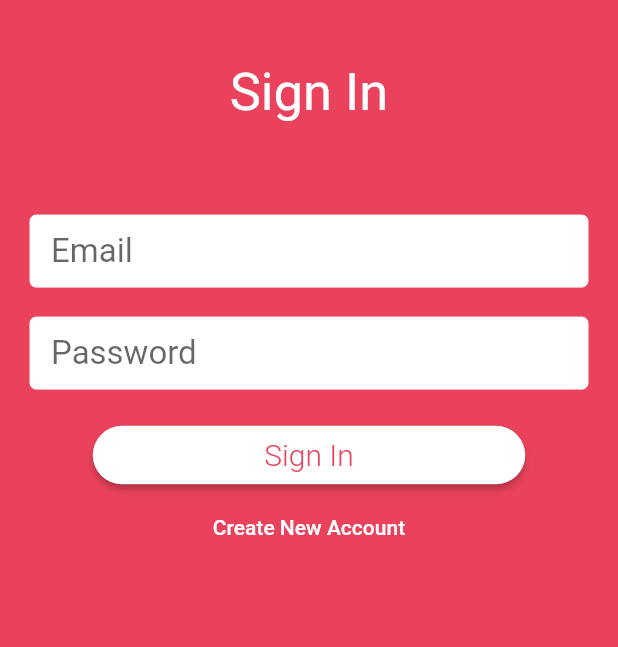
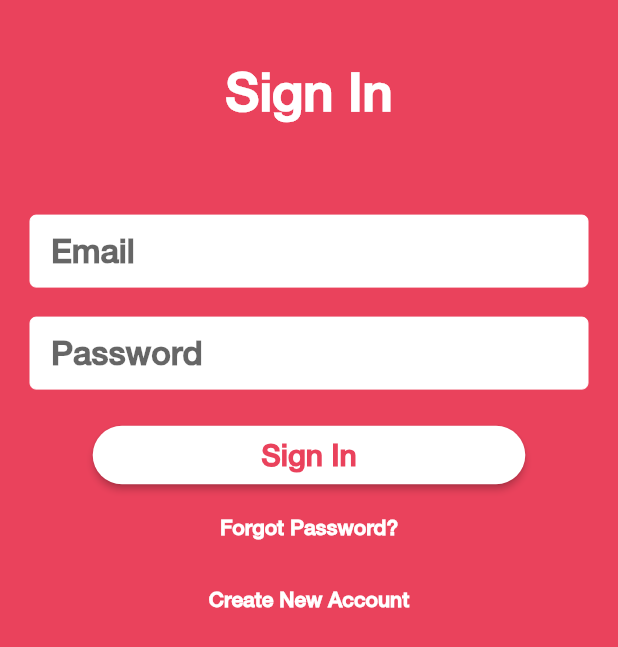
Before and after one commit to aaniish/SmartMS3, a Flutter app: the screen it shows after launch, after a tap on "Sign In", on a phone screen of 412 x 824 dp. Shown: the top 647 px of the screen. Run offline on Flutter 3.47's test engine with Material 2 defaults, Android fonts, the light colour scheme and no system bars; drawn by our look-alikes of auto_size_text; our stand-ins replace clay_containers, cloud_firestore, firebase_auth, fl_chart, flutter_blue; missing offline and left inert: date_time_format, flutter_rounded_progress_bar, oscilloscope; accounts and stored records are empty.

Commit message:
update pages

```diff
--- a/lib/pages/authentication/First_View.dart
+++ b/lib/pages/authentication/First_View.dart
@@ -23,7 +23,12 @@ class FirstView extends StatelessWidget {
                 SizedBox(height: _height * 0.10),
                 Text(
                   "Welcome",
-                  style: TextStyle(fontSize: 44, color: Colors.white),
+                  style: TextStyle(
+                    fontSize: 44,
+                    color: Colors.white,
+                    fontFamily: 'HelveticaNeue',
+                    fontWeight: FontWeight.bold,
+                  ),
                 ),
                 SizedBox(height: _height * 0.10),
                 SizedBox(height: _height * 0.15),
@@ -39,7 +44,8 @@ class FirstView extends StatelessWidget {
                       style: TextStyle(
                         color: primaryColor,
                         fontSize: 28,
-                        fontWeight: FontWeight.w300,
+                        fontFamily: 'HelveticaNeue',
+                        fontWeight: FontWeight.bold,
                       ),
                     ),
                   ),
@@ -62,7 +68,12 @@ class FirstView extends StatelessWidget {
                 FlatButton(
                   child: Text(
                     "Sign In",
-                    style: TextStyle(color: Colors.white, fontSize: 25),
+                    style: TextStyle(
+                      color: Colors.white,
+                      fontSize: 25,
+                      fontFamily: 'HelveticaNeue',
+                      fontWeight: FontWeight.bold,
+                    ),
                   ),
                   onPressed: () {
                     Navigator.of(context).pushReplacementNamed('/signIn');
--- a/lib/pages/authentication/sign_up_view.dart
+++ b/lib/pages/authentication/sign_up_view.dart
@@ -3,11 +3,10 @@ import 'package:smart_ms3/services/auth_service.dart';
 import 'package:auto_size_text/auto_size_text.dart';
 import 'package:smart_ms3/widgets/provider_widget.dart';
 
-
 // TODO move this to tone location
 final primaryColor = const Color(0xFFEA425C);
 
-enum AuthFormType { signIn, signUp }
+enum AuthFormType { signIn, signUp, reset }
 
 class SignUpView extends StatefulWidget {
   final AuthFormType authFormType;
@@ -25,7 +24,7 @@ class _SignUpViewState extends State<SignUpView> {
   _SignUpViewState({this.authFormType});
 
   final formKey = GlobalKey<FormState>();
-  String _email, _password, _name;
+  String _email, _password, _name, _error;
 
   void switchFormState(String state) {
     formKey.currentState.reset();
@@ -40,22 +39,43 @@ class _SignUpViewState extends State<SignUpView> {
     }
   }
 
-  void submit() async {
+  bool validate() {
     final form = formKey.currentState;
     form.save();
+    if (form.validate()) {
+      form.save();
+      return true;
+    } else {
+      return false;
+    }
+  }
+
+  void submit() async {
+    if (validate()) {
       try {
         final auth = Provider.of(context).auth;
-      if(authFormType == AuthFormType.signIn) {
+        if (authFormType == AuthFormType.signIn) {
           String uid = await auth.signInWithEmailAndPassword(_email, _password);
           print("Signed In with ID $uid");
           Navigator.of(context).pushReplacementNamed('/home');
+        } else if (authFormType == AuthFormType.reset) {
+          await auth.sendPasswordResetEmail(_email);
+          print("Password reset email sent");
+          _error = "A password reset link has been sent to $_email";
+          setState(() {
+            authFormType = AuthFormType.signIn;
+          });
         } else {
-        String uid = await auth.createUserWithEmailAndPassword(_email, _password, _name);
+          String uid = await auth.createUserWithEmailAndPassword(
+              _email, _password, _name);
           print("Signed up with New ID $uid");
           Navigator.of(context).pushReplacementNamed('/home');
         }
       } catch (e) {
-      print (e);
+        setState(() {
+          _error = e.message;
+        });
+      }
     }
   }
 
@@ -65,6 +85,7 @@ class _SignUpViewState extends State<SignUpView> {
     final _height = MediaQuery.of(context).size.height;
 
     return Scaffold(
+      resizeToAvoidBottomInset: false,
       body: Container(
         color: primaryColor,
         height: _height,
@@ -72,7 +93,9 @@ class _SignUpViewState extends State<SignUpView> {
         child: SafeArea(
           child: Column(
             children: <Widget>[
-              SizedBox(height: _height * 0.05),
+              SizedBox(height: _height * 0.025),
+              showAlert(),
+              SizedBox(height: _height * 0.025),
               buildHeaderText(),
               SizedBox(height: _height * 0.05),
               Padding(
@@ -91,10 +114,50 @@ class _SignUpViewState extends State<SignUpView> {
     );
   }
 
+  Widget showAlert() {
+    if (_error != null) {
+      return Container(
+        color: Colors.amberAccent,
+        width: double.infinity,
+        padding: EdgeInsets.all(8.0),
+        child: Row(
+          children: <Widget>[
+            Padding(
+              padding: const EdgeInsets.only(right: 8.0),
+              child: Icon(Icons.error_outline),
+            ),
+            Expanded(
+              child: AutoSizeText(
+                _error,
+                maxLines: 3,
+              ),
+            ),
+            Padding(
+              padding: const EdgeInsets.only(left: 8.0),
+              child: IconButton(
+                icon: Icon(Icons.close),
+                onPressed: () {
+                  setState(() {
+                    _error = null;
+                  });
+                },
+              ),
+            )
+          ],
+        ),
+      );
+    }
+    return SizedBox(
+      height: 0,
+    );
+  }
+
   AutoSizeText buildHeaderText() {
     String _headerText;
     if (authFormType == AuthFormType.signUp) {
       _headerText = "Create New Account";
+    } else if(authFormType == AuthFormType.reset) {
+      _headerText = "Reset Password";
     } else {
       _headerText = "Sign In";
     }
@@ -105,6 +168,8 @@ class _SignUpViewState extends State<SignUpView> {
       style: TextStyle(
         fontSize: 35,
         color: Colors.white,
+        fontFamily: 'HelveticaNeue',
+        fontWeight: FontWeight.bold,
       ),
     );
   }
@@ -112,11 +177,33 @@ class _SignUpViewState extends State<SignUpView> {
   List<Widget> buildInputs() {
     List<Widget> textFields = [];
 
+    if (authFormType == AuthFormType.reset) {
+      textFields.add(
+        TextFormField(
+          validator: EmailValidator.validate,
+          style: TextStyle(
+            fontSize: 22.0,
+            fontFamily: 'HelveticaNeue',
+            fontWeight: FontWeight.bold,
+          ),
+          decoration: buildSignUpInputDecoration("Email"),
+          onSaved: (value) => _email = value,
+        ),
+      );
+      textFields.add(SizedBox(height: 20));
+      return textFields;
+    }
+
     // if were in the sign up state add name
     if (authFormType == AuthFormType.signUp) {
       textFields.add(
         TextFormField(
-          style: TextStyle(fontSize: 22.0),
+          validator: NameValidator.validate,
+          style: TextStyle(
+            fontSize: 22.0,
+            fontFamily: 'HelveticaNeue',
+            fontWeight: FontWeight.bold,
+          ),
           decoration: buildSignUpInputDecoration("Name"),
           onSaved: (value) => _name = value,
         ),
@@ -127,7 +214,12 @@ class _SignUpViewState extends State<SignUpView> {
     // add email & password
     textFields.add(
       TextFormField(
-        style: TextStyle(fontSize: 22.0),
+        validator: EmailValidator.validate,
+        style: TextStyle(
+          fontSize: 22.0,
+          fontFamily: 'HelveticaNeue',
+          fontWeight: FontWeight.bold,
+        ),
         decoration: buildSignUpInputDecoration("Email"),
         onSaved: (value) => _email = value,
       ),
@@ -135,7 +227,12 @@ class _SignUpViewState extends State<SignUpView> {
     textFields.add(SizedBox(height: 20));
     textFields.add(
       TextFormField(
-        style: TextStyle(fontSize: 22.0),
+        validator: PasswordValidator.validate,
+        style: TextStyle(
+          fontSize: 22.0,
+          fontFamily: 'HelveticaNeue',
+          fontWeight: FontWeight.bold,
+        ),
         decoration: buildSignUpInputDecoration("Password"),
         obscureText: true,
         onSaved: (value) => _password = value,
@@ -150,6 +247,11 @@ class _SignUpViewState extends State<SignUpView> {
     return InputDecoration(
       hintText: hint,
       filled: true,
+      errorStyle: TextStyle(
+        color: Colors.white,
+        fontFamily: 'HelveticaNeue',
+        fontWeight: FontWeight.bold,
+      ),
       fillColor: Colors.white,
       focusColor: Colors.white,
       enabledBorder: OutlineInputBorder(
@@ -161,11 +263,17 @@ class _SignUpViewState extends State<SignUpView> {
 
   List<Widget> buildButtons() {
     String _switchButtonText, _newFormState, _submitButtonText;
+    bool _showForgotPassword = false;
 
     if (authFormType == AuthFormType.signIn) {
       _switchButtonText = "Create New Account";
       _newFormState = "signUp";
       _submitButtonText = "Sign In";
+      _showForgotPassword = true;
+    } else if (authFormType == AuthFormType.reset) {
+      _switchButtonText = "Return to Sign In";
+      _newFormState = "signIn";
+      _submitButtonText = "Submit";
     } else {
       _switchButtonText = "Have an Account? Sign In";
       _newFormState = "signIn";
@@ -176,24 +284,33 @@ class _SignUpViewState extends State<SignUpView> {
       Container(
         width: MediaQuery.of(context).size.width * 0.7,
         child: RaisedButton(
-            shape: RoundedRectangleBorder(
-                borderRadius: BorderRadius.circular(30.0)),
+          shape:
+              RoundedRectangleBorder(borderRadius: BorderRadius.circular(30.0)),
           color: Colors.white,
           textColor: primaryColor,
           child: Padding(
             padding: const EdgeInsets.all(8.0),
             child: Text(
               _submitButtonText,
-                style: TextStyle(fontSize: 20.0, fontWeight: FontWeight.w300),
+              style: TextStyle(
+                fontSize: 20.0,
+                fontWeight: FontWeight.bold,
+                fontFamily: 'HelveticaNeue',
+              ),
             ),
           ),
           onPressed: submit,
         ),
       ),
+      showForgotPassword(_showForgotPassword),
       FlatButton(
         child: Text(
           _switchButtonText,
-          style: TextStyle(color: Colors.white),
+          style: TextStyle(
+            color: Colors.white,
+            fontWeight: FontWeight.bold,
+            fontFamily: 'HelveticaNeue',
+          ),
         ),
         onPressed: () {
           switchFormState(_newFormState);
@@ -201,4 +318,25 @@ class _SignUpViewState extends State<SignUpView> {
       )
     ];
   }
+
+  Widget showForgotPassword(bool visible) {
+    return Visibility(
+      child: FlatButton(
+        child: Text(
+          "Forgot Password?",
+          style: TextStyle(
+            color: Colors.white,
+            fontWeight: FontWeight.bold,
+            fontFamily: 'HelveticaNeue',
+          ),
+        ),
+        onPressed: () {
+          setState(() {
+            authFormType = AuthFormType.reset;
+          });
+        },
+      ),
+      visible: visible,
+    );
   }
+}
--- a/lib/services/auth_service.dart
+++ b/lib/services/auth_service.dart
@@ -53,6 +53,8 @@ class AuthService {
     return _firebaseAuth.signOut();
   }
 
+
+
   // Reset Password
   Future sendPasswordResetEmail(String email) async {
     return _firebaseAuth.sendPasswordResetEmail(email: email);
```
Also changed, not shown: lib/pages/exercise_page.dart (+10 -57 lines). Lines whose indentation alone changed are shown as unchanged.
